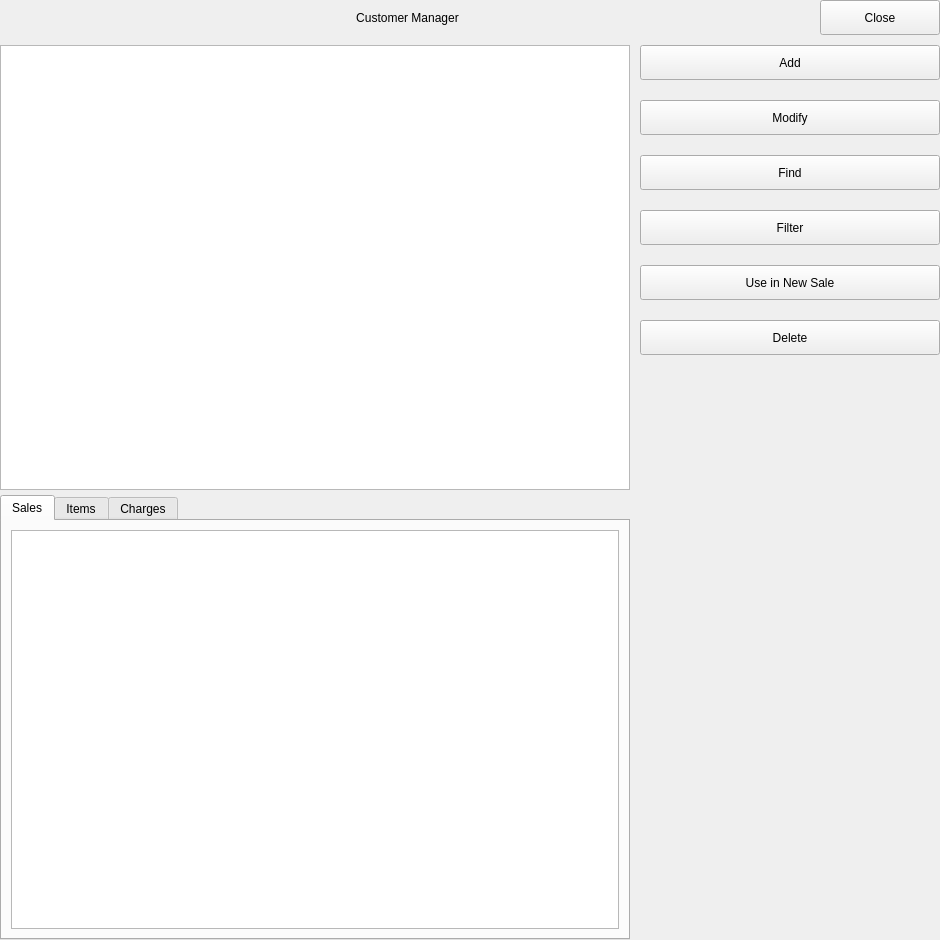
Above: ui/customer_manager.ui from micronesianmacarthur/eixn-pos before the change. Below: the same form after it.
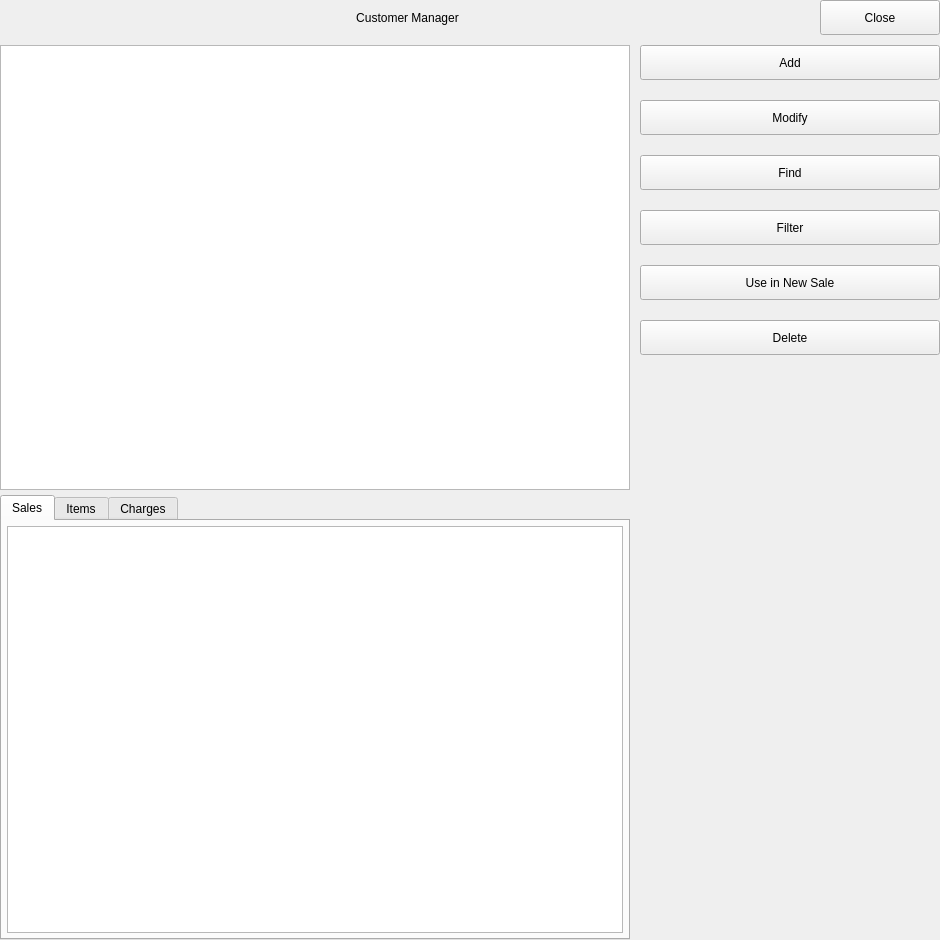
That is the form after the change. Icons and pictures are not drawn.

Patch:
```diff
--- a/ui/customer_manager.ui
+++ b/ui/customer_manager.ui
@@ -160,6 +160,21 @@
              <string>Sales</string>
             </attribute>
             <layout class="QGridLayout" name="gridLayout_3">
+             <property name="leftMargin">
+              <number>5</number>
+             </property>
+             <property name="topMargin">
+              <number>5</number>
+             </property>
+             <property name="rightMargin">
+              <number>5</number>
+             </property>
+             <property name="bottomMargin">
+              <number>5</number>
+             </property>
+             <property name="spacing">
+              <number>5</number>
+             </property>
              <item row="0" column="0">
               <widget class="QTableView" name="tbl_customer_sales"/>
              </item>
```
Left out of the diff: 33 changed lines with no effect on the pictures.
